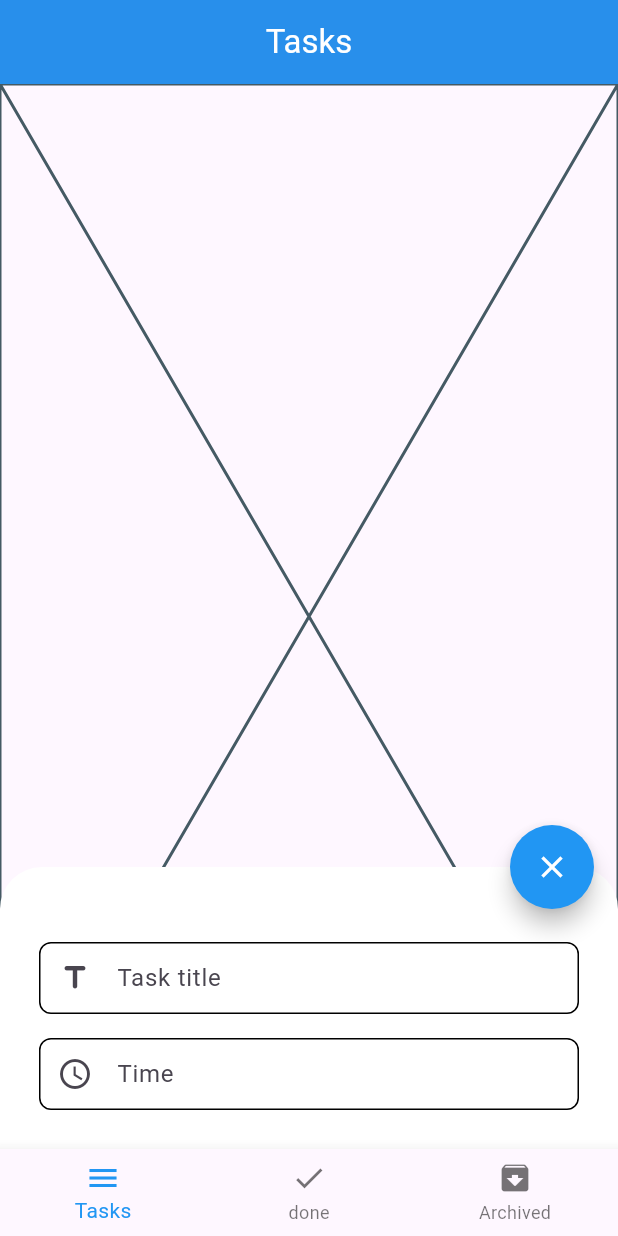
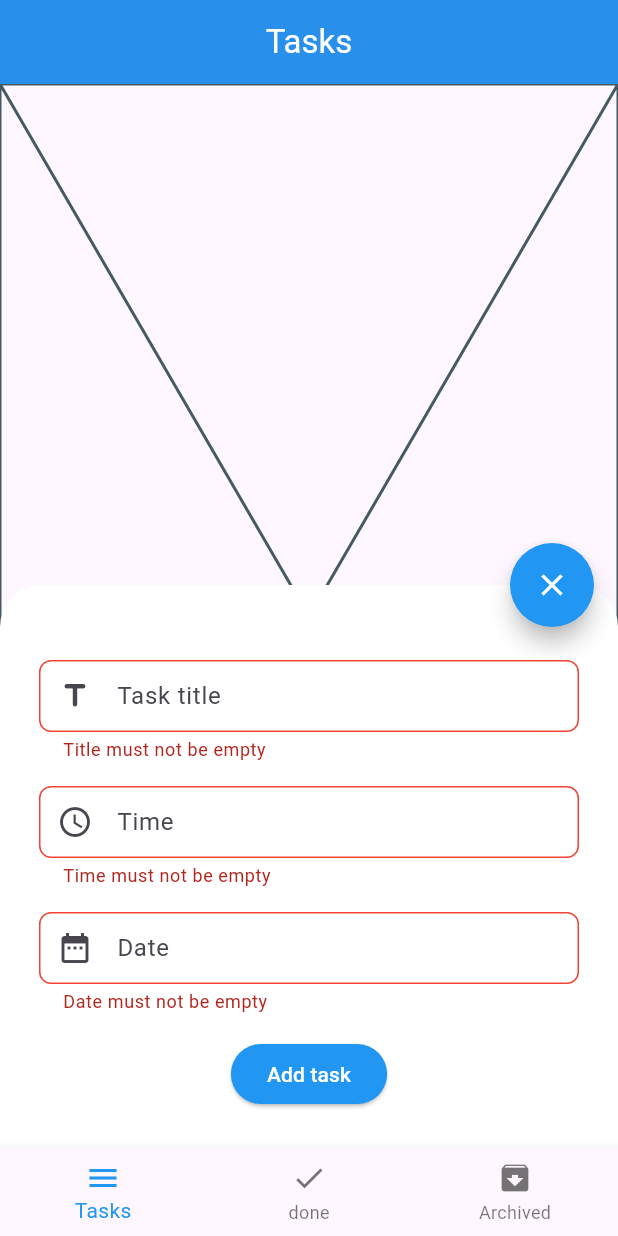
Before and after one commit to MohammedGhazaly/todo_abdullah, a Flutter app: the screen it shows after launch, after a tap on the "edit" icon, on a phone screen of 412 x 824 dp. Run offline on Flutter 3.47's test engine with Material 3 defaults, Android fonts, the phone set to English and light mode, and no system bars; our stand-ins replace sqflite; accounts and stored records are empty.

Commit message:
Finished adding task model, status enum and finished inserting data to local db

```diff
--- /dev/null
+++ b/lib/model/task_model.dart
@@ -0,0 +1,23 @@
+class TaskModel {
+  final String title;
+  final String time;
+  final String date;
+  final TaskStatus status;
+  TaskModel({
+    required this.title,
+    required this.time,
+    required this.date,
+    this.status = TaskStatus.newTask,
+  });
+
+  Map<String, Object?> toJson() {
+    return {
+      "title": title,
+      "status": status.name,
+      "time": date,
+      "date": time,
+    };
+  }
+}
+
+enum TaskStatus { newTask, archivedTask, doneTask }
--- a/lib/utils/local_db.dart
+++ b/lib/utils/local_db.dart
@@ -60,4 +60,9 @@ class SqlDb {
     String path = join(databasePath, "todo.db");
     deleteDatabase(path);
   }
+
+  Future<int> insertShortcut({required Map<String, Object?> task}) async {
+    Database? database = await db;
+    return await database.insert("tasks", task);
+  }
 }
--- a/lib/widgets/custom_text_form_field.dart
+++ b/lib/widgets/custom_text_form_field.dart
@@ -8,6 +8,7 @@ class CustomTextFormField extends StatelessWidget {
   final void Function()? tapFuntion;
   final TextInputType? textInputType;
   final FocusNode? focusNode;
+  final bool? enabled;
   const CustomTextFormField(
       {super.key,
       required this.textEditingController,
@@ -16,11 +17,13 @@ class CustomTextFormField extends StatelessWidget {
       this.prefix,
       this.tapFuntion,
       this.textInputType,
-      this.focusNode});
+      this.focusNode,
+      this.enabled});
 
   @override
   Widget build(BuildContext context) {
     return TextFormField(
+      enabled: enabled,
       focusNode: focusNode,
       onTap: tapFuntion,
       controller: textEditingController,
@@ -29,7 +32,8 @@ class CustomTextFormField extends StatelessWidget {
       decoration: InputDecoration(
           prefixIcon: prefix,
           hintText: hintText,
-        contentPadding: const EdgeInsets.symmetric(vertical: 0, horizontal: 12),
+          contentPadding:
+              const EdgeInsets.symmetric(vertical: 0, horizontal: 12),
           enabledBorder:
               OutlineInputBorder(borderRadius: BorderRadius.circular(8)),
           focusedBorder: OutlineInputBorder(
@@ -38,7 +42,18 @@ class CustomTextFormField extends StatelessWidget {
                 width: 2,
               ),
               borderRadius: BorderRadius.circular(8)),
+          errorBorder: OutlineInputBorder(
+              borderSide: BorderSide(
+                width: 1,
+                color: Colors.red,
               ),
+              borderRadius: BorderRadius.circular(8)),
+          focusedErrorBorder: OutlineInputBorder(
+              borderSide: BorderSide(
+                color: Colors.blue,
+                width: 2,
+              ),
+              borderRadius: BorderRadius.circular(8))),
     );
   }
 }
--- a/lib/widgets/tasks_modal_bottom_sheet.dart
+++ b/lib/widgets/tasks_modal_bottom_sheet.dart
@@ -1,5 +1,8 @@
 import 'package:flutter/material.dart';
 import 'package:flutter/services.dart';
+import 'package:intl/intl.dart';
+import 'package:to_do_abdullah/model/task_model.dart';
+import 'package:to_do_abdullah/utils/local_db.dart';
 import 'package:to_do_abdullah/widgets/custom_text_form_field.dart';
 
 class TasksModalBottomSheet extends StatefulWidget {
@@ -10,10 +13,13 @@ class TasksModalBottomSheet extends StatefulWidget {
 }
 
 class _TasksModalBottomSheetState extends State<TasksModalBottomSheet> {
+  SqlDb db = SqlDb();
   final GlobalKey<FormState> _formKey = GlobalKey<FormState>();
-  FocusNode datePickerFocusNode = FocusNode();
+  FocusNode timeOfDateFocusNode = FocusNode();
+  FocusNode dateTimeFocusNode = FocusNode();
 
   late final TextEditingController titleController;
+  late final TextEditingController timeOfDayController;
   late final TextEditingController dateTimeController;
 
   @override
@@ -21,9 +27,15 @@ class _TasksModalBottomSheetState extends State<TasksModalBottomSheet> {
     // TODO: implement initState
     super.initState();
     titleController = TextEditingController();
+    timeOfDayController = TextEditingController();
     dateTimeController = TextEditingController();
-    datePickerFocusNode.addListener(() {
-      if (datePickerFocusNode.hasFocus) {
+    timeOfDateFocusNode.addListener(() {
+      if (timeOfDateFocusNode.hasFocus) {
+        FocusScope.of(context).requestFocus(FocusNode());
+      }
+    });
+    dateTimeFocusNode.addListener(() {
+      if (dateTimeFocusNode.hasFocus) {
         FocusScope.of(context).requestFocus(FocusNode());
       }
     });
@@ -34,6 +46,7 @@ class _TasksModalBottomSheetState extends State<TasksModalBottomSheet> {
     // TODO: implement dispose
     super.dispose();
     titleController.dispose();
+    timeOfDayController.dispose();
     dateTimeController.dispose();
   }
 
@@ -44,6 +57,7 @@ class _TasksModalBottomSheetState extends State<TasksModalBottomSheet> {
       child: Padding(
         padding: const EdgeInsets.all(26),
         child: Form(
+          autovalidateMode: AutovalidateMode.always,
           key: _formKey,
           child: Column(
             mainAxisSize: MainAxisSize.min,
@@ -52,6 +66,7 @@ class _TasksModalBottomSheetState extends State<TasksModalBottomSheet> {
                 height: 24,
               ),
               CustomTextFormField(
+                enabled: true,
                 textInputType: TextInputType.text,
                 prefix: const Icon(Icons.title_rounded),
                 textEditingController: titleController,
@@ -68,10 +83,10 @@ class _TasksModalBottomSheetState extends State<TasksModalBottomSheet> {
               ),
               FocusScope(
                 child: CustomTextFormField(
-                  focusNode: datePickerFocusNode,
+                  focusNode: timeOfDateFocusNode,
                   textInputType: TextInputType.datetime,
                   prefix: const Icon(Icons.watch_later_outlined),
-                  textEditingController: dateTimeController,
+                  textEditingController: timeOfDayController,
                   validatorFunction: (value) {
                     if (value == null || value.isEmpty) {
                       return "Time must not be empty";
@@ -84,13 +99,65 @@ class _TasksModalBottomSheetState extends State<TasksModalBottomSheet> {
                             context: context, initialTime: TimeOfDay.now())
                         .then(
                       (value) {
-                        dateTimeController.text = value?.format(context) ??
+                        timeOfDayController.text = value?.format(context) ??
                             TimeOfDay.now().format(context);
                       },
                     );
                   },
                 ),
               ),
+              SizedBox(
+                height: 16,
+              ),
+              FocusScope(
+                child: CustomTextFormField(
+                  focusNode: dateTimeFocusNode,
+                  textInputType: TextInputType.datetime,
+                  prefix: const Icon(Icons.date_range),
+                  textEditingController: dateTimeController,
+                  validatorFunction: (value) {
+                    if (value == null || value.isEmpty) {
+                      return "Date must not be empty";
+                    }
+                    return null;
+                  },
+                  hintText: "Date",
+                  tapFuntion: () {
+                    showDatePicker(
+                            context: context,
+                            firstDate: DateTime.now(),
+                            // lastDate: DateTime.parse("2024-02-27")
+                            lastDate:
+                                DateTime.now().add(const Duration(days: 30)))
+                        .then((value) {
+                      dateTimeController.text =
+                          DateFormat.yMMMEd().format(value!);
+                      print(value);
+                    });
+                  },
+                ),
+              ),
+              SizedBox(
+                height: 16,
+              ),
+              ElevatedButton(
+                  style: ElevatedButton.styleFrom(
+                    foregroundColor: Colors.white,
+                    backgroundColor: Colors.blue,
+                  ),
+                  onPressed: () {
+                    if (_formKey.currentState!.validate()) {
+                      final TaskModel task = TaskModel(
+                        title: titleController.text,
+                        time: timeOfDayController.text,
+                        date: dateTimeController.text,
+                      );
+                      db.insertShortcut(task: task.toJson()).then((value) {
+                        Navigator.pop(context);
+                      });
+                    }
+                  },
+                  child: Text("Add task"))
             ],
           ),
         ),
--- a/pubspec.yaml
+++ b/pubspec.yaml
@@ -31,6 +31,7 @@ dependencies:
   cupertino_icons: ^1.0.2
   flutter:
     sdk: flutter
+  intl: ^0.19.0
   json_serializable: ^6.7.1
   sqflite: ^2.3.0
 
```
Also changed, not shown: pubspec.lock. Lines whose indentation alone changed are shown as unchanged.
